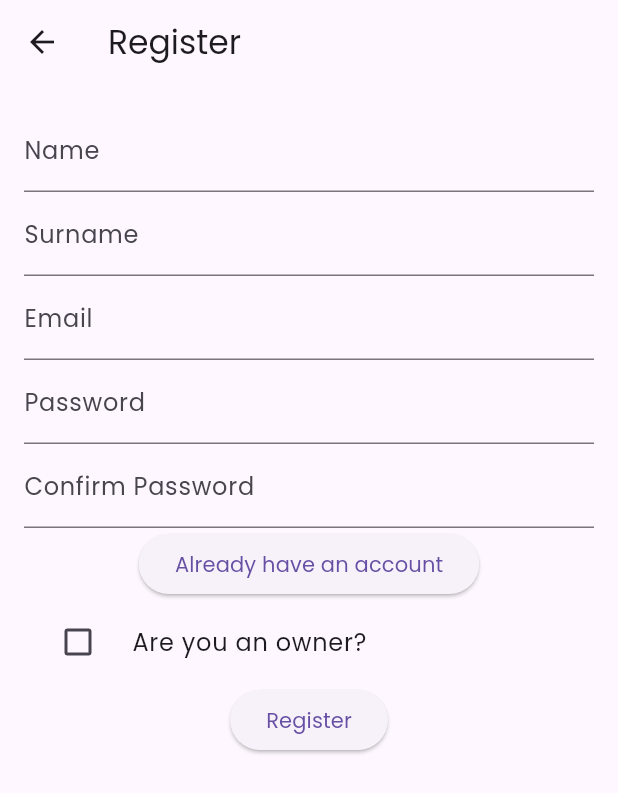
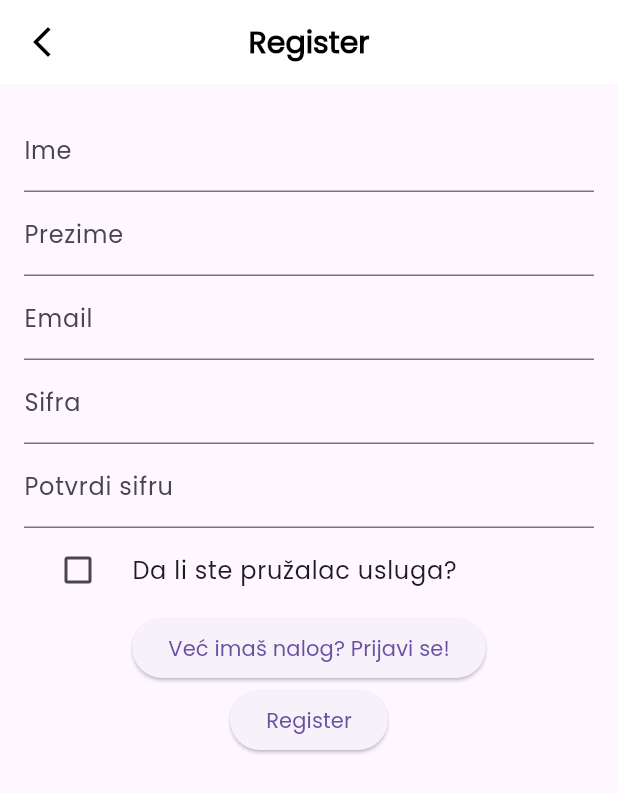
Before and after one commit to steva1312/MTS-PartyUp, a Flutter app: the Register screen opened directly, on a phone screen of 412 x 824 dp. Shown: the top 793 px of the screen. Run offline on Flutter 3.47's test engine with Material 3 defaults, Android fonts, the light colour scheme and no system bars; our stand-ins replace firebase_auth, firebase_core, firebase_database, firebase_storage, image_cropper, image_picker and 1 more; accounts and stored records are empty.

Commit message:
register i register owner salju se slike i opis i sve zivo ide gas petko mastan mng

```diff
--- a/lib/main.dart
+++ b/lib/main.dart
@@ -1,6 +1,7 @@
 import 'package:firebase_core/firebase_core.dart';
 import 'package:flutter/material.dart';
 import 'package:mts_partyup/firebase_options.dart';
+import 'package:mts_partyup/pages/add_objekat.dart';
 import 'package:mts_partyup/pages/home.dart';
 import 'package:mts_partyup/pages/kalendar_proba.dart';
 import 'package:mts_partyup/pages/login.dart';
--- a/lib/pages/register.dart
+++ b/lib/pages/register.dart
@@ -27,10 +27,36 @@ class _RegisterPageState extends State<Register> {
   final _surnameController = TextEditingController();
   bool _isOwner = false;
 
+  AppBar appBar(BuildContext context) {
+    return AppBar(
+      backgroundColor: Colors.white,
+      centerTitle: true,
+      title: const Text(
+        'Register',
+        style: TextStyle(
+            color: Colors.black, fontWeight:
+        FontWeight.bold,
+            fontSize: 20
+        ),
+      ),
+      elevation: 0.0,
+
+      leading: IconButton(
+          onPressed: () {
+            Navigator.pop(context);
+          },
+          icon: const Icon(
+            Icons.arrow_back_ios_new,
+            color: Colors.black,
+          )
+      ),
+    );
+  }
+
   @override
   Widget build(BuildContext context) {
     return Scaffold(
-      appBar: AppBar(title: const Text('Register')),
+      appBar: appBar(context),
       body: ListView(
         padding: const EdgeInsets.all(16.0),
         children: [
@@ -40,20 +66,20 @@ class _RegisterPageState extends State<Register> {
               children: <Widget>[
                 TextFormField(
                   controller: _nameController,
-                  decoration: const InputDecoration(labelText: 'Name'),
+                  decoration: const InputDecoration(labelText: 'Ime'),
                   validator: (value) {
                     if (value == null || value.isEmpty) {
-                      return 'Please enter your name';
+                      return 'Unesite ime';
                     }
                     return null;
                   },
                 ),
                 TextFormField(
                   controller: _surnameController,
-                  decoration: const InputDecoration(labelText: 'Surname'),
+                  decoration: const InputDecoration(labelText: 'Prezime'),
                   validator: (value) {
                     if (value == null || value.isEmpty) {
-                      return 'Please enter your surname';
+                      return 'Unesite prezime';
                     }
                     return null;
                   },
@@ -63,25 +89,25 @@ class _RegisterPageState extends State<Register> {
                   decoration: const InputDecoration(labelText: 'Email'),
                   validator: (value) {
                     if (value == null || value.isEmpty) {
-                      return 'Please enter your email';
+                      return 'Unesite email';
                     }
                     return null;
                   },
                 ),
                 TextFormField(
                   controller: _passwordController,
-                  decoration: const InputDecoration(labelText: 'Password'),
+                  decoration: const InputDecoration(labelText: 'Sifra'),
                   obscureText: true,
                   validator: (value) {
                     if (value == null || value.isEmpty) {
-                      return 'Please enter your password';
+                      return 'Unesite sifru';
                     }
                     return null;
                   },
                 ),
                 TextFormField(
                   controller: _confirmPasswordController,
-                  decoration: const InputDecoration(labelText: 'Confirm Password'),
+                  decoration: const InputDecoration(labelText: 'Potvrdi sifru'),
                   obscureText: true,
                   validator: (value) {
                     if (value == null || value.isEmpty) {
@@ -93,16 +119,8 @@ class _RegisterPageState extends State<Register> {
                     return null;
                   },
                 ),
-                ElevatedButton(
-                  onPressed: () {
-                    Navigator.of(context).push(
-                      MaterialPageRoute(builder: (context) => Login()), // replace with your login page
-                    );
-                  },
-                  child: const Text('Already have an account'),
-                ),
                 CheckboxListTile(
-                  title: const Text('Are you an owner?'),
+                  title: const Text('Da li ste pružalac usluga?'),
                   value: _isOwner,
                   onChanged: (newValue) {
                     setState(() {
@@ -113,8 +131,24 @@ class _RegisterPageState extends State<Register> {
                 ),
                 ElevatedButton(
                   onPressed: () {
+                    Navigator.of(context).push(
+                      MaterialPageRoute(builder: (context) => Login()), // replace with your login page
+                    );
+                  },
+                  child: const Text('Već imaš nalog? Prijavi se!'),
+                ),
+                ElevatedButton(
+                  onPressed: () {
                     if (_formKey.currentState?.validate() ?? false) {
+                      if(_isOwner) {
+                        Navigator.of(context).push(
+                          MaterialPageRoute(builder: (context) => RegisterOwner(email: _emailController.text, password: _passwordController.text,), // replace with your home page
+                          ),
+                        );
+                      }
+                      else {
                         _register(_emailController.text, _passwordController.text);
+                      }
                     }
                   },
                   child: const Text('Register'),
@@ -133,26 +167,17 @@ class _RegisterPageState extends State<Register> {
         email: email,
         password: password,
       );
-      if(_isOwner && context.mounted) {
-        Navigator.of(context).push(
-          MaterialPageRoute(builder: (context) => const RegisterOwner(), // replace with your home page
-        ),
-        );
-      }
-      else {
       FirebaseDatabase.instance.ref('Korisnici').child(
           FirebaseAuth.instance.currentUser!.uid).set({
           'Ime': _nameController.text,
           'Prezime': _surnameController.text,
           'Email': _emailController.text,
-
       });
       if (context.mounted) {
         Navigator.of(context).pushReplacement(
           MaterialPageRoute(builder: (
               context) => const Home()), // replace with your home page
         );
-        }
       }
     } on FirebaseAuthException catch (e) {
       if (e.code == 'weak-password') {
```
Also changed, not shown: lib/pages/add_objekat.dart (+6 -13 lines), lib/pages/home.dart (+0 -7 lines), lib/pages/login.dart (+28 -19 lines), lib/pages/register_owner.dart (+86 -14 lines), lib/pages/usluge.dart (+6 -13 lines). Lines whose indentation alone changed are shown as unchanged.
